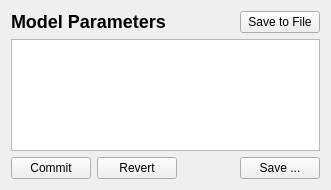
Old version of the form copasi/UI/CQParameterOverviewWidget.ui in the repository copasi/COPASI.
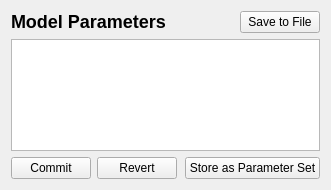
New version of the form. Custom widgets are drawn as their Qt base class.

Commit message: - issue 2531: improve parameter sets interface

What changed in the file:
```diff
--- a/copasi/UI/CQParameterOverviewWidget.ui
+++ b/copasi/UI/CQParameterOverviewWidget.ui
@@ -120,7 +120,7 @@
       <item>
        <widget class="QPushButton" name="mpBtnSaveAs">
         <property name="text">
-         <string>Save ...</string>
+         <string>Store as Parameter Set</string>
         </property>
        </widget>
       </item>
```
Left out of the diff: 31 changed lines with no effect on the pictures. Lines whose indentation alone changed are shown as unchanged. The commit also changes 4 other files.
